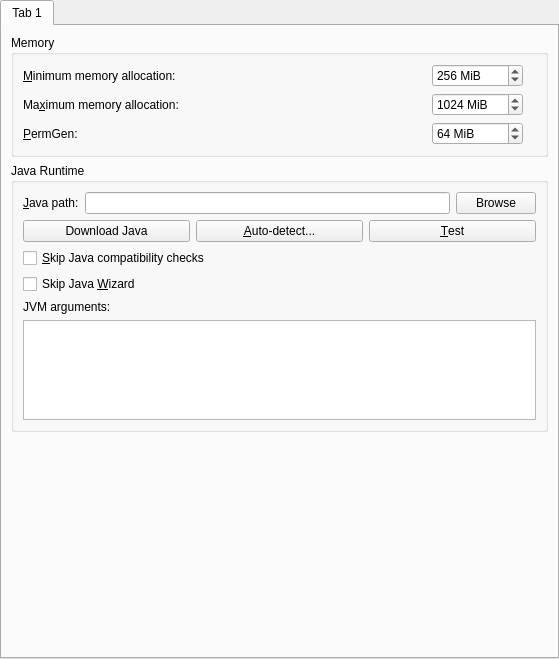
First picture: the form in launcher/ui/pages/global/JavaPage.ui, repository FreesmTeam/FreesmLauncher, before the edit.
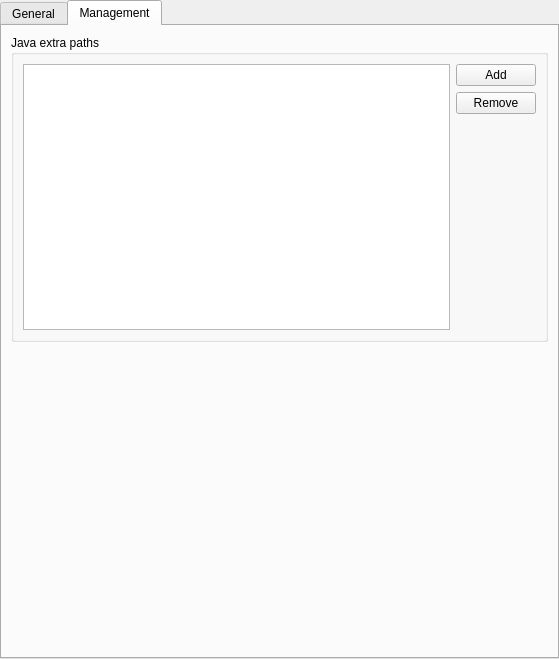
Second picture: the form after the edit.

Commit message: Added extra java search paths

The edit to the form file:
```diff
--- a/launcher/ui/pages/global/JavaPage.ui
+++ b/launcher/ui/pages/global/JavaPage.ui
@@ -32,11 +32,11 @@
    <item>
     <widget class="QTabWidget" name="tabWidget">
      <property name="currentIndex">
-      <number>0</number>
+      <number>1</number>
      </property>
      <widget class="QWidget" name="tab">
       <attribute name="title">
-       <string notr="true">Tab 1</string>
+       <string notr="true">General</string>
       </attribute>
       <layout class="QVBoxLayout" name="verticalLayout_2">
        <item>
@@ -312,6 +312,69 @@
        </item>
       </layout>
      </widget>
+     <widget class="QWidget" name="management">
+      <attribute name="title">
+       <string>Management</string>
+      </attribute>
+      <layout class="QVBoxLayout" name="verticalLayout_3">
+       <item>
+        <widget class="QGroupBox" name="extraJavaPathsGroupBox">
+         <property name="title">
+          <string>Java extra paths</string>
+         </property>
+         <layout class="QHBoxLayout" name="horizontalLayout_3">
+          <item>
+           <widget class="QListView" name="extraJavaPathsList"/>
+          </item>
+          <item>
+           <layout class="QVBoxLayout" name="extraJavaPathsButtonsLayout">
+            <item>
+             <widget class="QPushButton" name="addExtraPathButton">
+              <property name="text">
+               <string>Add</string>
+              </property>
+             </widget>
+            </item>
+            <item>
+             <widget class="QPushButton" name="removeExtraPathButton">
+              <property name="text">
+               <string>Remove</string>
+              </property>
+             </widget>
+            </item>
+            <item>
+             <spacer name="extraPathSpacer">
+              <property name="orientation">
+               <enum>Qt::Vertical</enum>
+              </property>
+              <property name="sizeHint" stdset="0">
+               <size>
+                <width>20</width>
+                <height>40</height>
+               </size>
+              </property>
+             </spacer>
+            </item>
+           </layout>
+          </item>
+         </layout>
+        </widget>
+       </item>
+       <item>
+        <spacer name="managementSpacer">
+         <property name="orientation">
+          <enum>Qt::Vertical</enum>
+         </property>
+         <property name="sizeHint" stdset="0">
+          <size>
+           <width>20</width>
+           <height>40</height>
+          </size>
+         </property>
+        </spacer>
+       </item>
+      </layout>
+     </widget>
     </widget>
    </item>
   </layout>
```
Left out of the diff: 2 changed lines with no effect on the pictures. The commit also changes 4 other files.
